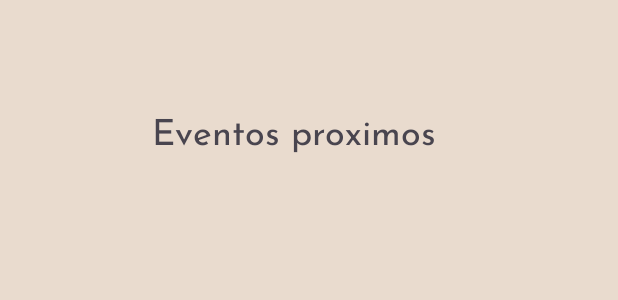
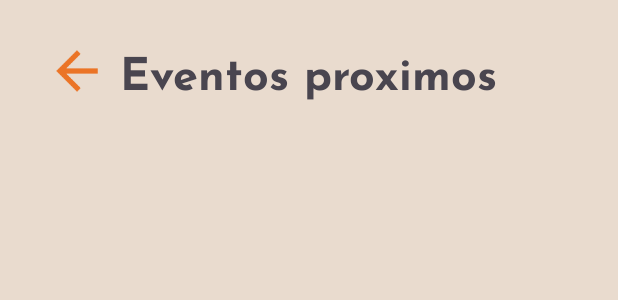
Before and after one commit to DavEd03/ControlSchool, an Android app: the layout activity_eventos.xml on its own in the app's theme, with its tools: preview values and no code run, on a phone screen of 412 x 824 dp. Shown: the top 300 px of the screen. Run offline under Robolectric (Android 15) with nearby library versions, the phone set to English and light mode, and no system bars.

Commit message:
Diseño de Interfaces Externas p2

```diff
--- a/app/src/main/java/com/develompent/controlschool/Eventos.java
+++ b/app/src/main/java/com/develompent/controlschool/Eventos.java
@@ -1,6 +1,8 @@
 package com.develompent.controlschool;
 
+import android.content.Intent;
 import android.os.Bundle;
+import android.view.View;
 
 import androidx.activity.EdgeToEdge;
 import androidx.appcompat.app.AppCompatActivity;
@@ -21,4 +23,8 @@ public class Eventos extends AppCompatActivity {
             return insets;
         });
     }
+    public void MenuBack(View view) {
+        Intent intent = new Intent(this, Menu.class);
+        startActivity(intent);
+    }
 }
--- a/app/src/main/res/layout/activity_eventos.xml
+++ b/app/src/main/res/layout/activity_eventos.xml
@@ -12,16 +12,29 @@
         android:id="@+id/textView10"
         android:layout_width="284dp"
         android:layout_height="40dp"
+        android:fontFamily="@font/josefin_sans_bold"
         android:text="Eventos proximos"
         android:textAlignment="center"
-        android:fontFamily="@font/josefin_sans"
-        android:textSize="24sp"
+        android:textSize="30sp"
         app:layout_constraintBottom_toBottomOf="parent"
         app:layout_constraintEnd_toEndOf="parent"
-        app:layout_constraintHorizontal_bias="0.418"
+        app:layout_constraintHorizontal_bias="0.496"
         app:layout_constraintStart_toStartOf="parent"
         app:layout_constraintTop_toTopOf="parent"
-        app:layout_constraintVertical_bias="0.089" />
+        app:layout_constraintVertical_bias="0.034" />
+
+    <ImageView
+        android:id="@+id/imageView3"
+        android:layout_width="44dp"
+        android:layout_height="41dp"
+        android:onClick="MenuBack"
+        app:layout_constraintBottom_toBottomOf="parent"
+        app:layout_constraintEnd_toEndOf="parent"
+        app:layout_constraintHorizontal_bias="0.079"
+        app:layout_constraintStart_toStartOf="parent"
+        app:layout_constraintTop_toTopOf="parent"
+        app:layout_constraintVertical_bias="0.034"
+        app:srcCompat="@mipmap/regreso" />
 
     <ScrollView
         android:layout_width="224dp"
```
